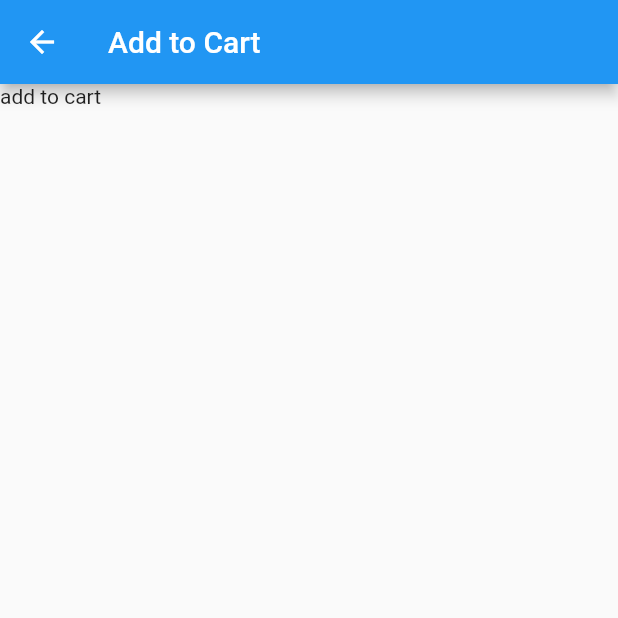
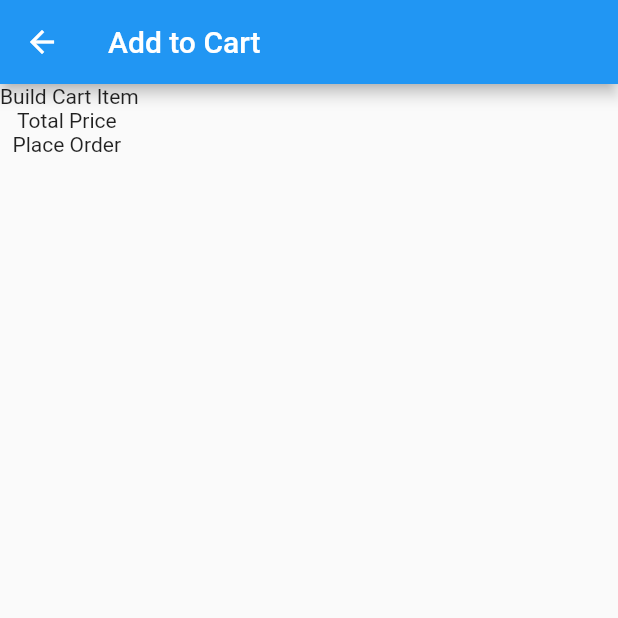
Before and after one commit to MdAdnanMorshed/planetexam, a Flutter app: the AddToCartPage screen opened directly, on a phone screen of 412 x 824 dp, the top half of it. Run offline on Flutter 3.47's test engine with Material 2 defaults, Android fonts, the phone set to English and light mode, and no system bars; our stand-ins replace get; missing offline and left inert: dart:ffi; network calls fail.

Commit message:
add to cart item

```diff
--- a/lib/main.dart
+++ b/lib/main.dart
@@ -1,7 +1,7 @@
 
 import 'package:flutter/material.dart';
 import 'package:get/get_navigation/src/root/get_material_app.dart';
-import 'package:planetexam/home_page.dart';
+import 'file:///F:/backup/bottomsheet/planetexam/lib/mvc/views/home_page.dart';
 
 void main() {
   runApp(MyApp());
--- a/lib/mvc/network_services/get_api.dart
+++ b/lib/mvc/controllers/network_services/get_api.dart
@@ -2,7 +2,7 @@
 
 import 'dart:convert';
 
-import 'package:planetexam/mvc/models.dart';
+import 'file:///F:/backup/bottomsheet/planetexam/lib/mvc/models/models.dart';
 import 'package:http/http.dart' as http;
 
 class ApiService {
--- a/lib/mvc/controllers.dart
+++ b/lib/mvc/controllers/product_controller.dart
@@ -1,8 +1,7 @@
 
 import 'package:get/get.dart';
-import 'package:planetexam/mvc/models.dart';
-
-import 'network_services/get_api.dart';
+import 'package:planetexam/mvc/controllers/network_services/get_api.dart';
+import 'file:///F:/backup/bottomsheet/planetexam/lib/mvc/models/models.dart';
 
 class ProductController extends GetxController{
   /// new Products
--- a/lib/add_to_cart_page.dart
+++ b/lib/mvc/views/add_to_cart_page.dart
@@ -11,6 +11,13 @@ class _AddToCartPageState extends State<AddToCartPage> {
   Widget build(BuildContext context) {
     return Scaffold(
     appBar: AppBar(title: Text('Add to Cart '),),
-        body: Container(child: Text('add to cart '),));
+        body: Column(
+          children: [
+
+            Container(child: Text('Build Cart Item'),),
+            Container(child: Text('Total Price '),),
+            Container(child: Text('Place Order '),),
+          ],
+        ));
   }
 }
--- a/lib/home_page.dart
+++ b/lib/mvc/views/home_page.dart
@@ -3,8 +3,8 @@ import 'dart:ffi';
 
 import 'package:flutter/material.dart';
 import 'package:get/get.dart';
-import 'package:planetexam/add_to_cart_page.dart';
-import 'package:planetexam/mvc/controllers.dart';
+import 'file:///F:/backup/bottomsheet/planetexam/lib/mvc/views/add_to_cart_page.dart';
+import 'file:///F:/backup/bottomsheet/planetexam/lib/mvc/controllers/product_controller.dart';
 class MyHomePage extends StatefulWidget {
 
   @override
```
Also changed, not shown: lib/mvc/controllers/add_to_cart_controller.dart (added, +15 -0 lines), lib/mvc/models/models.dart (renamed from lib/mvc/models.dart), lib/mvc/views.dart (deleted).
